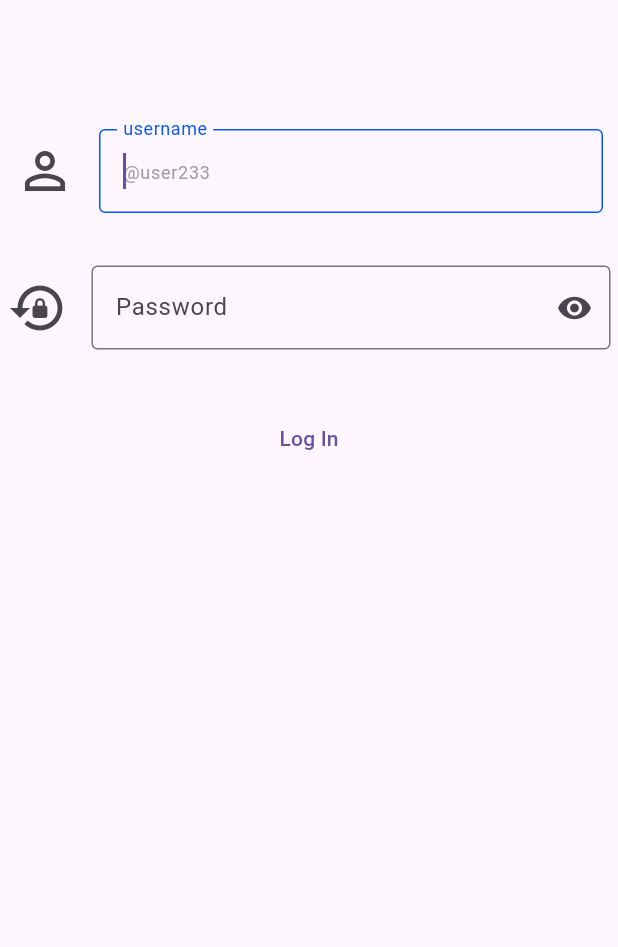
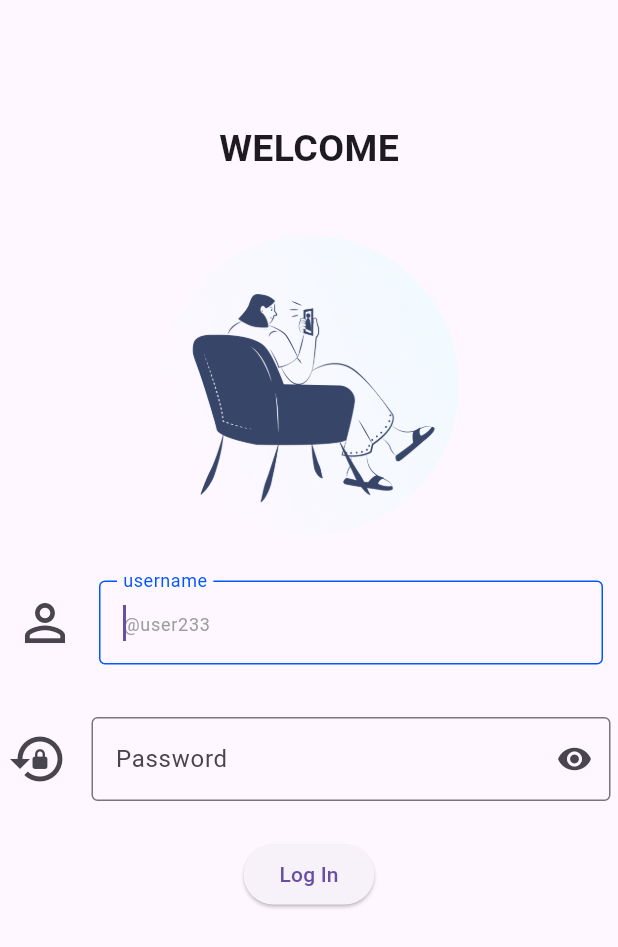
Before and after one commit to Archoooo/Learn-Flutter, a Flutter app: the screen it shows after launch, on a phone screen of 412 x 824 dp. Shown: the top 947 px of the screen. Run offline on Flutter 3.47's test engine with Material 3 defaults, Android fonts, the phone set to English and light mode, and no system bars; Roboto replaces fonts that are missing (Stick).

Commit message:
txtfield v 1.3

```diff
--- a/lib/tXtField.dart
+++ b/lib/tXtField.dart
@@ -4,13 +4,38 @@ class txtF extends StatelessWidget {
   @override
   Widget build(BuildContext context) {
     return MaterialApp(
+      debugShowCheckedModeBanner: false,
       home: Scaffold(
+        resizeToAvoidBottomInset: false,
         appBar: AppBar(),
         body: Center(
           child: Padding(
-            padding: const EdgeInsets.symmetric(vertical: 20),
+            padding: const EdgeInsets.symmetric(vertical: 5),
             child: Column(
               children: [
+                Center(
+                    child: Padding(
+                  padding: const EdgeInsets.all(20),
+                  child: Title(
+                    color: Colors.black,
+                    child: Text(
+                      "WELCOME",
+                      style: TextStyle(
+                          fontSize: 25,
+                          fontWeight: FontWeight.bold,
+                          fontFamily: "Stick"),
+                    ),
+                  ),
+                )),
+                Container(
+                  child: Padding(
+                    padding: const EdgeInsets.all(20),
+                    child: Image(
+                      image: AssetImage("images/LB_call.png"),
+                      width: 200,
+                    ),
+                  ),
+                ),
                 Container(
                   child: Padding(
                     padding: const EdgeInsets.all(10),
@@ -82,15 +107,20 @@ class txtF extends StatelessWidget {
                     ),
                   ),
                 ),
+
+                // Container(
+                //   child: Padding(
+                //     padding: const EdgeInsets.all(30),
+                //     child: TextButton.icon(
+                //       onPressed: ColorScheme.dark,
+                //       label: Text("Log In"),
+                //     ),
+                //   ),
+                // )
                 Container(
-                  child: Padding(
-                    padding: const EdgeInsets.all(30),
-                    child: TextButton.icon(
-                      onPressed: ColorScheme.dark,
-                      label: Text("Log In"),
-                    ),
-                  ),
-                )
+                    margin: EdgeInsets.all(20),
+                    child:
+                        ElevatedButton(onPressed: () {}, child: Text("Log In")))
               ],
             ),
           ),
```
